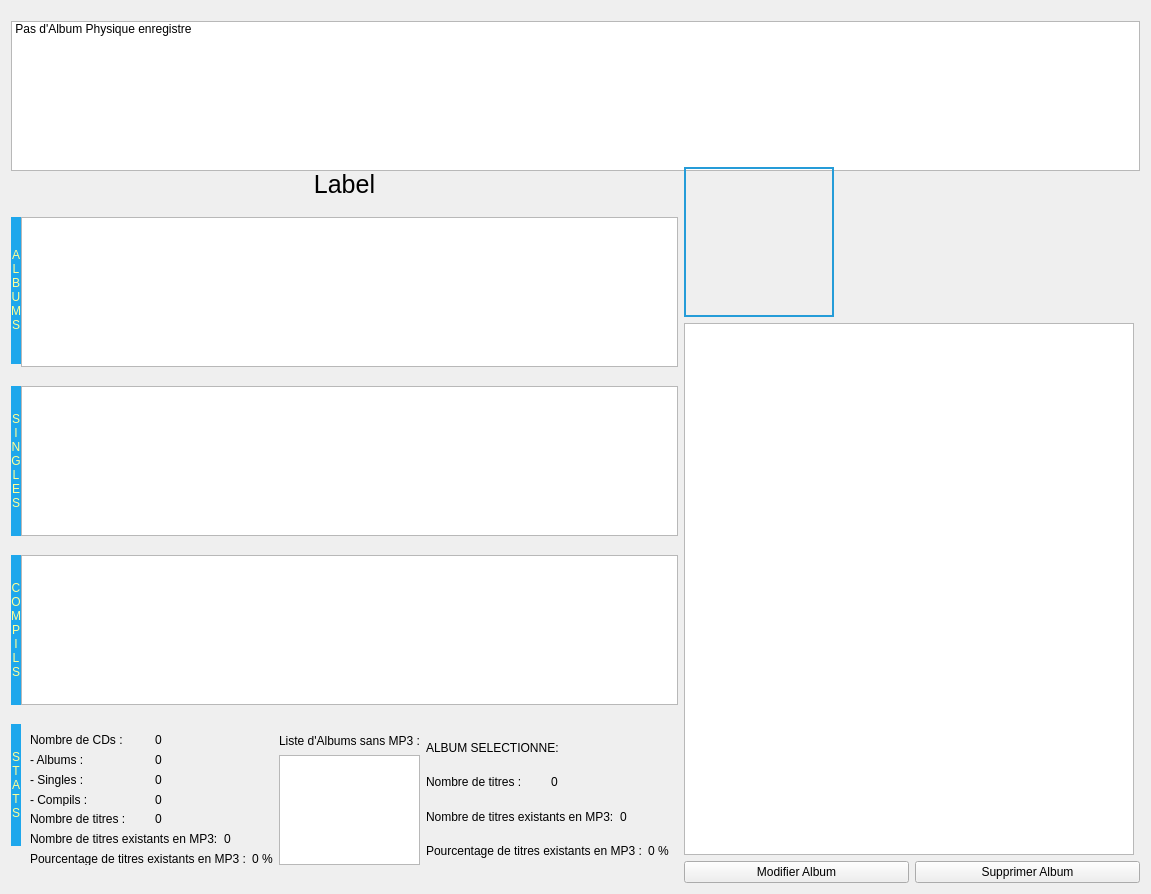
Qt form projet-musique/core/ongletphys.ui (toopoormaghell/projet-musique) before a commit.
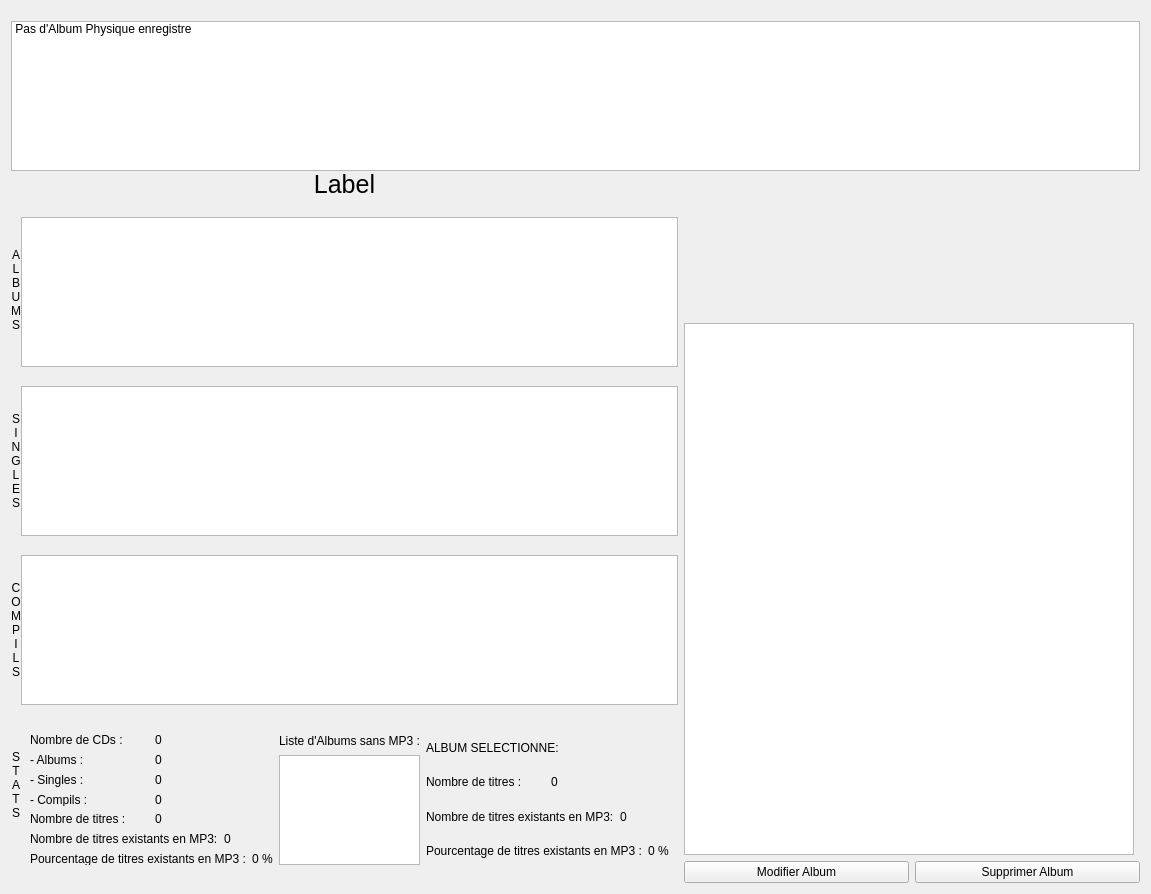
The same form after that commit.

```diff
--- a/projet-musique/core/ongletphys.ui
+++ b/projet-musique/core/ongletphys.ui
@@ -134,7 +134,7 @@
             <bool>false</bool>
            </property>
            <property name="styleSheet">
-            <string notr="true">background:#1EA7EC;color:#FFFF96;border-radius:6px;  </string>
+            <string notr="true"/>
            </property>
            <property name="frameShape">
             <enum>QFrame::NoFrame</enum>
@@ -232,7 +232,7 @@
             </size>
            </property>
            <property name="styleSheet">
-            <string notr="true">background:#1EA7EC;color:#FFFF96;</string>
+            <string notr="true"/>
            </property>
            <property name="text">
             <string>S&lt;br&gt;I&lt;br&gt;N&lt;br&gt;G&lt;br&gt;L&lt;br&gt;E&lt;br&gt;S</string>
@@ -309,7 +309,7 @@
             </size>
            </property>
            <property name="styleSheet">
-            <string notr="true">background:#1EA7EC;color:#FFFF96;</string>
+            <string notr="true"/>
            </property>
            <property name="text">
             <string>C&lt;br&gt;O&lt;br&gt;M&lt;br&gt;P&lt;br&gt;I&lt;br&gt;L&lt;br&gt;S</string>
@@ -380,7 +380,7 @@
             </size>
            </property>
            <property name="styleSheet">
-            <string notr="true">background:#1EA7EC;color:#FFFF96;</string>
+            <string notr="true"/>
            </property>
            <property name="text">
             <string>S&lt;br&gt;T&lt;br&gt;A&lt;br&gt;T&lt;br&gt;S</string>
@@ -674,7 +674,7 @@
             </size>
            </property>
            <property name="styleSheet">
-            <string notr="true">border: 2px solid #259CD8</string>
+            <string notr="true"/>
            </property>
            <property name="text">
             <string/>
```
Left out of the diff: 15 changed lines with no effect on the pictures.
